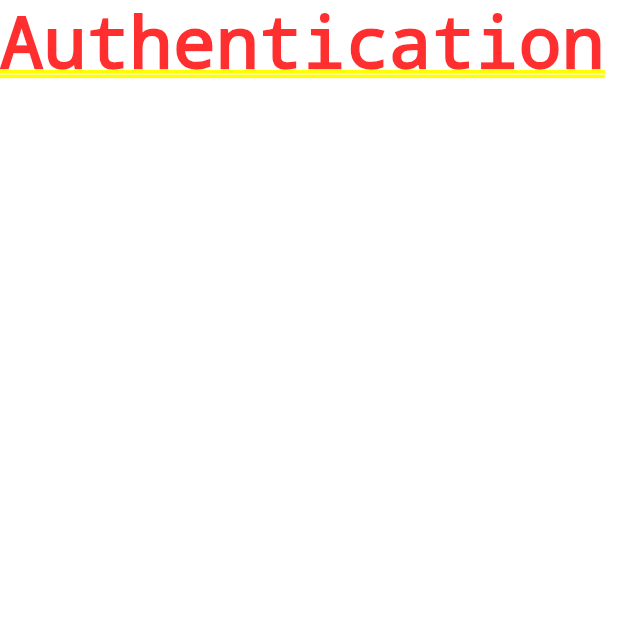
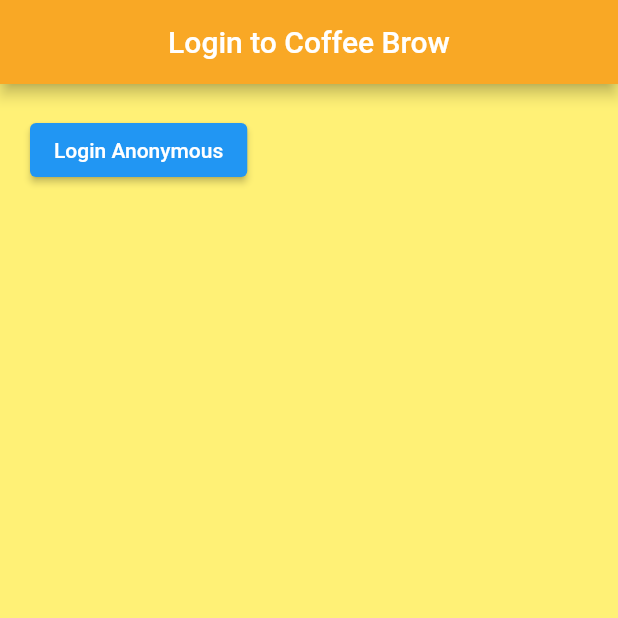
Before and after one commit to prog-ankit/Coffee-Crew, a Flutter app: the screen it shows after launch, on a phone screen of 412 x 824 dp, the top half of it. Run offline on Flutter 3.47's test engine with Material 2 defaults, Android fonts, the phone set to English and light mode, and no system bars; our stand-ins replace firebase_auth, firebase_core; accounts and stored records are empty.

Commit message:
Firestore Successfully Connected & Anonymous SignIn

```diff
--- a/lib/main.dart
+++ b/lib/main.dart
@@ -1,7 +1,13 @@
 import 'package:brew_crew/wrapper.dart';
 import 'package:flutter/material.dart';
+import 'package:firebase_core/firebase_core.dart';
+import 'firebase_options.dart';
 
-void main() {
+void main() async {
+  WidgetsFlutterBinding.ensureInitialized();
+  await Firebase.initializeApp(
+    options: DefaultFirebaseOptions.currentPlatform,
+  );
   runApp(const MyApp());
 }
 
@@ -11,7 +17,7 @@ class MyApp extends StatelessWidget {
   // This widget is the root of your application.
   @override
   Widget build(BuildContext context) {
-    return MaterialApp(
+    return const MaterialApp(
       home: Wrapper(),
     );
   }
--- a/lib/screens/authenticate/authenticate.dart
+++ b/lib/screens/authenticate/authenticate.dart
@@ -1,3 +1,4 @@
+import 'package:brew_crew/screens/authenticate/signin.dart';
 import 'package:flutter/material.dart';
 
 class Authenticate extends StatefulWidget {
@@ -10,6 +11,6 @@ class Authenticate extends StatefulWidget {
 class _AuthenticateState extends State<Authenticate> {
   @override
   Widget build(BuildContext context) {
-    return Text("Authentication");
+    return const SignIn();
   }
 }
--- /dev/null
+++ b/lib/screens/authenticate/signin.dart
@@ -0,0 +1,41 @@
+import 'package:brew_crew/services/auth.dart';
+import 'package:flutter/material.dart';
+import 'package:flutter/src/widgets/container.dart';
+import 'package:flutter/src/widgets/framework.dart';
+
+class SignIn extends StatefulWidget {
+  const SignIn({super.key});
+
+  @override
+  State<SignIn> createState() => _SignInState();
+}
+
+class _SignInState extends State<SignIn> {
+  final AuthService _auth = AuthService();
+  @override
+  Widget build(BuildContext context) {
+    return Scaffold(
+      backgroundColor: Colors.yellow.shade300,
+      appBar: AppBar(
+        backgroundColor: Colors.yellow.shade800,
+        title: const Text("Login to Coffee Brow"),
+        centerTitle: true,
+      ),
+      body: Container(
+        padding: const EdgeInsets.all(20.0),
+        child: ElevatedButton(
+          onPressed: () async {
+            dynamic result = await _auth.signInano();
+            if (result == null) {
+              print("Error Sign In");
+            } else {
+              print("Sign In Sucess!!");
+              print(result.uid);
+            }
+          },
+          child: Text("Login Anonymous"),
+        ),
+      ),
+    );
+  }
+}
--- a/lib/wrapper.dart
+++ b/lib/wrapper.dart
@@ -1,4 +1,5 @@
 import 'package:brew_crew/screens/authenticate/authenticate.dart';
+import 'package:brew_crew/screens/authenticate/signin.dart';
 import 'package:brew_crew/screens/home/home.dart';
 import 'package:flutter/material.dart';
 
--- a/pubspec.yaml
+++ b/pubspec.yaml
@@ -36,6 +36,9 @@ dependencies:
   # The following adds the Cupertino Icons font to your application.
   # Use with the CupertinoIcons class for iOS style icons.
   cupertino_icons: ^1.0.2
+  cloud_firestore: ^4.0.1
+  firebase_auth: ^4.0.1
+  firebase_core: ^2.0.0
 
 dev_dependencies:
   flutter_test:
```
Also changed, not shown: lib/services/auth.dart (added, +24 -0 lines), lib/firebase_options.dart (added), pubspec.lock, 9 other files.
